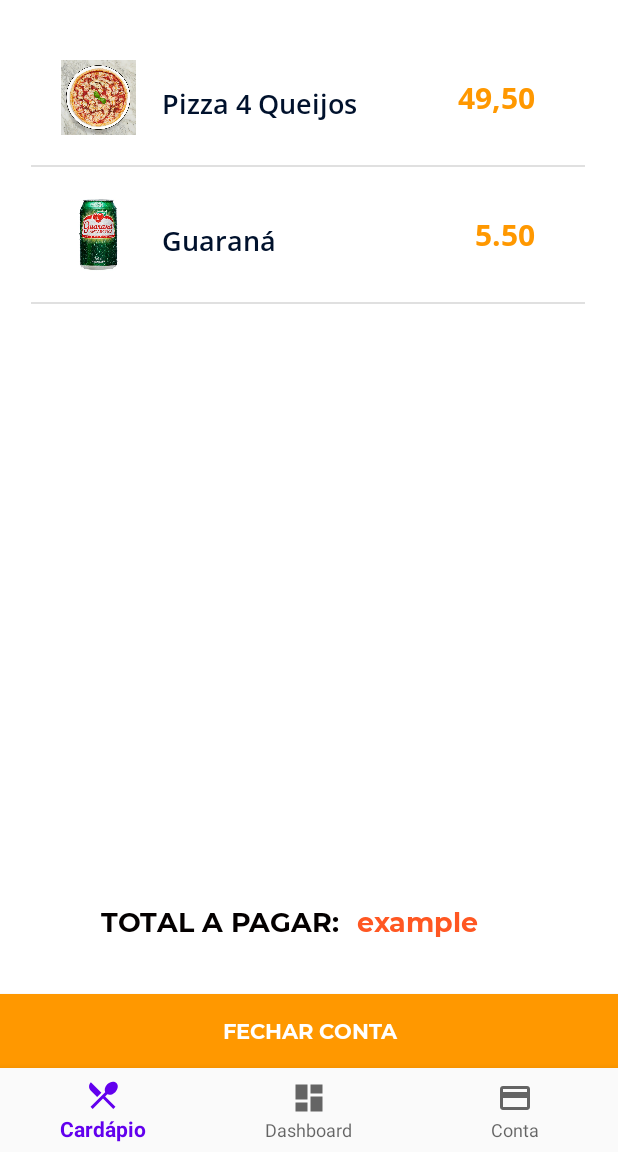
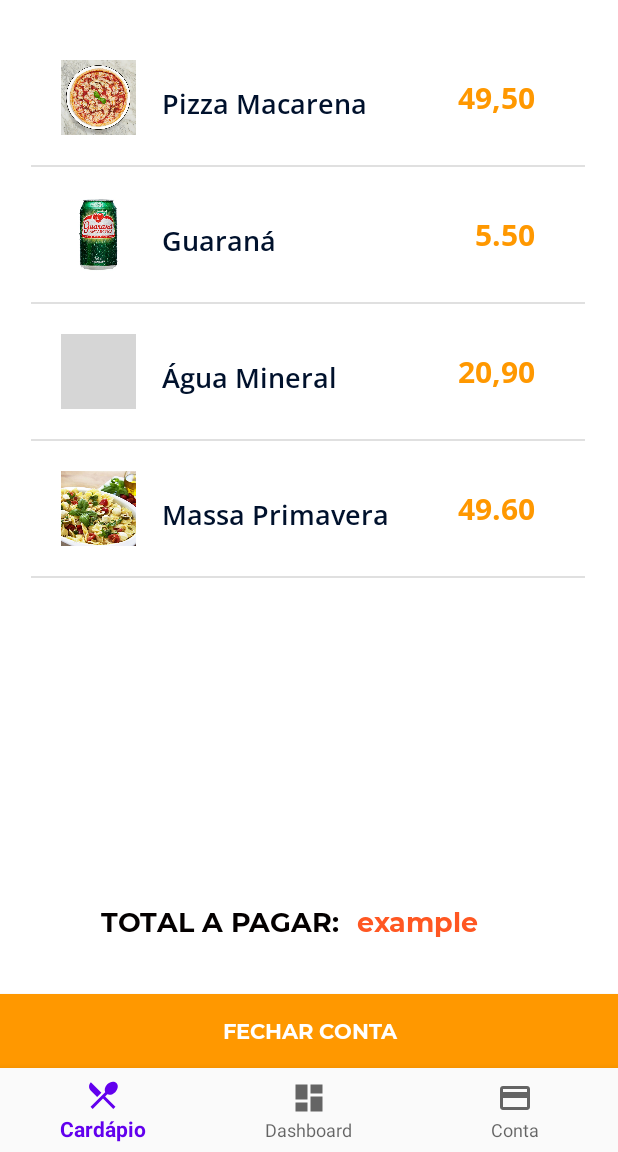
Before and after one commit to TheEvilHarry/TaNaMesa-Mobile, an Android app: the CloseAccount screen opened directly, with no data from a screen before it, on a phone screen of 412 x 824 dp, the part 84-1236 px from its top. Run offline under Robolectric (Android 15) with nearby library versions, the phone set to English and light mode, and no system bars; grey boxes are pictures that could not be loaded.

Commit message:
Setting adapter for new listview on AccountPage

```diff
--- a/app/src/main/java/com/example/tanamesaapp/CloseAccount.java
+++ b/app/src/main/java/com/example/tanamesaapp/CloseAccount.java
@@ -20,8 +20,8 @@ public class CloseAccount extends AppCompatActivity {
 
     Context context;
     ListView listView;
-    String titles[] = {"Pizza 4 Queijos", "Guaraná"};
-    String descriptions[] = {"49,50", "5.50"};
+    String titles[] = {"Pizza Macarena", "Guaraná", "Água Mineral", "Massa Primavera"};
+    String descriptions[] = {"49,50", "5.50", "20,90", "49.60"};
     int images[] = {R.drawable.pizza, R.drawable.guarana, R.drawable.agua, R.drawable.massa};
 
     @Override
--- a/app/src/main/res/layout/fragment_notifications.xml
+++ b/app/src/main/res/layout/fragment_notifications.xml
@@ -9,6 +9,12 @@
     android:layout_marginTop="10dp"
     android:background="@android:color/white"
     android:clickable="true">
+
+    <include
+        android:id="@+id/mp_actionbar"
+        layout="@layout/top_actionbar"
+        tools:layout_editor_absoluteX="-16dp"
+        tools:layout_editor_absoluteY="61dp" />
 
     <Button
         android:id="@+id/button2"
```
